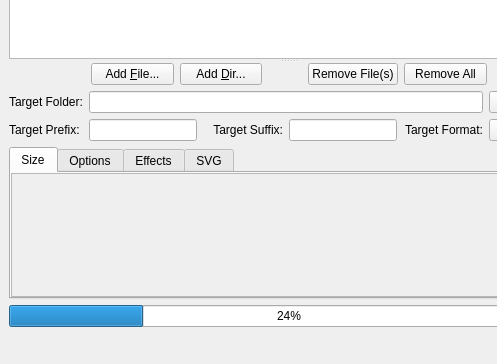
This is src/widgets/ConvertDialog.ui in marek629/SIR as Qt 5 draws it before an edit; both pictures show x 0 to 497 and y 167 to 531 of the 843 by 531 pixel window. The edited form follows.
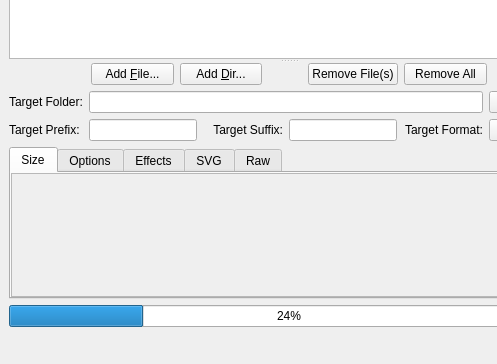
This is the edited form. The open tabs and pages were chosen to show the change. Icons and pictures are not drawn. Custom widgets are drawn as their Qt base class.

Commit message: RawWidget was added into ConvertDialog.

```diff
--- a/src/widgets/ConvertDialog.ui
+++ b/src/widgets/ConvertDialog.ui
@@ -336,6 +336,11 @@
              <string notr="true">SVG</string>
             </attribute>
            </widget>
+           <widget class="RawWidget" name="rawScrollArea">
+            <attribute name="title">
+             <string>Raw</string>
+            </attribute>
+           </widget>
           </widget>
          </item>
          <item>
@@ -618,6 +623,12 @@
    <header>widgets/StatusWidget.hpp</header>
    <container>1</container>
   </customwidget>
+  <customwidget>
+   <class>RawWidget</class>
+   <extends>QWidget</extends>
+   <header>widgets/convert/RawWidget.hpp</header>
+   <container>1</container>
+  </customwidget>
  </customwidgets>
  <tabstops>
   <tabstop>destFileEdit</tabstop>
```
Left out of the diff: 4 changed lines with no effect on the pictures. The commit also changes 3 other files.
